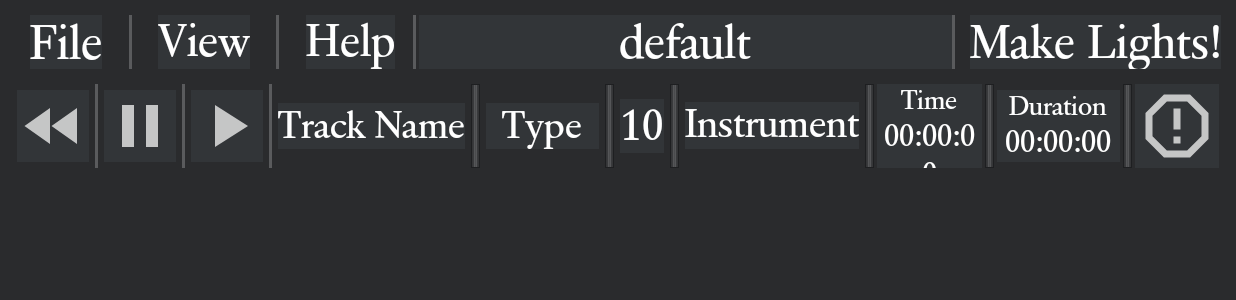
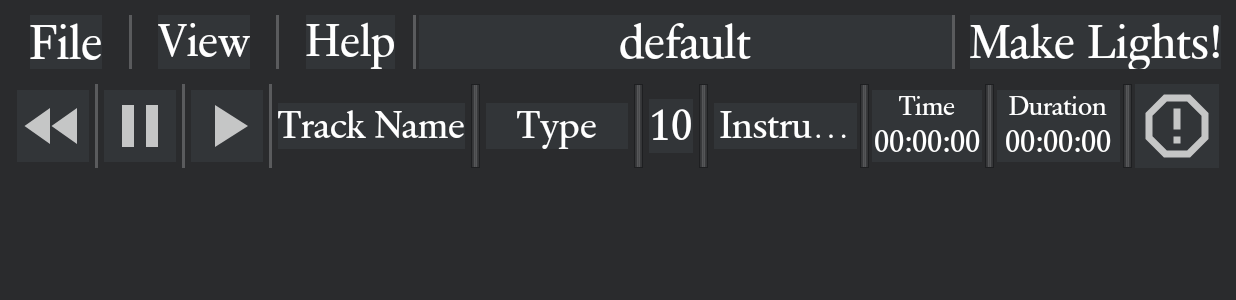
Before and after one commit to JonathanLacabe/LightNote, an Android app built with Jetpack Compose: the NewActivity screen opened directly, with no data from a screen before it, on a phone screen of 824 x 412 dp (held sideways). Shown: the top 300 px of the screen. Run offline under Robolectric (Android 15) with nearby library versions, the phone set to English and light mode, and no system bars; libraries missing offline, so code that uses them is left out: jp.kshoji.javax, org.billthefarmer.mididriver.

Commit message:
Added Instrument button
The morning labors - The instrument button has been added, and the user will have to hold down on it in order to read what it is. Channel button is next.

```diff
--- a/app/src/main/java/io/github/jonathanlacabe/lightnote/MidiPlaybackHandler.kt
+++ b/app/src/main/java/io/github/jonathanlacabe/lightnote/MidiPlaybackHandler.kt
@@ -21,6 +21,140 @@ class MidiPlaybackHandler(private val contentResolver: ContentResolver) {
     private var isPaused = false
     private var storedTempo = 500000 // Default tempo (120 BPM), saved between pauses
 
+    // Constants for GM instrument names
+    private val gmInstruments = listOf(
+        "Acoustic Grand Piano",
+        "Bright Acoustic Piano",
+        "Electric Grand Piano",
+        "Honky-tonk Piano",
+        "Rhodes Piano",
+        "Chorused Piano",
+        "Harpsichord",
+        "Clavinet",
+        "Celesta",
+        "Glockenspiel",
+        "Music Box",
+        "Vibraphone",
+        "Marimba",
+        "Xylophone",
+        "Tubular Bells",
+        "Dulcimer",
+        "Hammond Organ",
+        "Percussive Organ",
+        "Rock Organ",
+        "Church Organ",
+        "Reed Organ",
+        "Accordion",
+        "Harmonica",
+        "Tango Accordion",
+        "Acoustic Nylon Guitar",
+        "Acoustic Steel Guitar",
+        "Electric Jazz Guitar",
+        "Electric Clean Guitar",
+        "Electric Muted Guitar",
+        "Overdriven Guitar",
+        "Distortion Guitar",
+        "Guitar Harmonics",
+        "Acoustic Bass",
+        "Fingered Electric Bass",
+        "Plucked Electric Bass",
+        "Fretless Bass",
+        "Slap Bass 1",
+        "Slap Bass 2",
+        "Synth Bass 1",
+        "Synth Bass 2",
+        "Violin",
+        "Viola",
+        "Cello",
+        "Contrabass",
+        "Tremolo Strings",
+        "Pizzicato Strings",
+        "Orchestral Harp",
+        "Timpani",
+        "String Ensemble 1",
+        "String Ensemble 2",
+        "Synth Strings 1",
+        "Synth Strings 2",
+        "Choir 'Aah'",
+        "Choir 'Ooh'",
+        "Synth Voice",
+        "Orchestral Hit",
+        "Trumpet",
+        "Trombone",
+        "Tuba",
+        "Muted Trumpet",
+        "French Horn",
+        "Brass Section",
+        "Synth Brass 1",
+        "Synth Brass 2",
+        "Soprano Sax",
+        "Alto Sax",
+        "Tenor Sax",
+        "Baritone Sax",
+        "Oboe",
+        "English Horn",
+        "Bassoon",
+        "Clarinet",
+        "Piccolo",
+        "Flute",
+        "Recorder",
+        "Pan Flute",
+        "Bottle Blow",
+        "Shakuhachi",
+        "Whistle",
+        "Ocarina",
+        "Square Wave Lead",
+        "Sawtooth Wave Lead",
+        "Calliope Lead",
+        "Chiff Lead",
+        "Charang Lead",
+        "Voice Lead",
+        "Fifths Lead",
+        "Bass Lead",
+        "New Age Pad",
+        "Warm Pad",
+        "Polysynth Pad",
+        "Choir Pad",
+        "Bowed Pad",
+        "Metallic Pad",
+        "Halo Pad",
+        "Sweep Pad",
+        "Rain (FX)",
+        "Soundtrack (FX)",
+        "Crystal (FX)",
+        "Atmosphere (FX)",
+        "Brightness (FX)",
+        "Goblins (FX)",
+        "Echoes (FX)",
+        "Sci-Fi (FX)",
+        "Sitar",
+        "Banjo",
+        "Shamisen",
+        "Koto",
+        "Kalimba",
+        "Bagpipe",
+        "Fiddle",
+        "Shanai",
+        "Tinkle Bell",
+        "Agogo",
+        "Steel Drums",
+        "Woodblock",
+        "Taiko Drum",
+        "Melodic Tom",
+        "Synth Drum",
+        "Reverse Cymbal",
+        "Guitar Fret Noise",
+        "Breath Noise",
+        "Seashore",
+        "Bird Tweet",
+        "Telephone Ring",
+        "Helicopter",
+        "Applause",
+        "Gun Shot"
+    )
+
+    private var onInstrumentUpdate: ((String) -> Unit)? = null
+
     // Define a variable to store the elapsed time in milliseconds
     private var elapsedMillis = 0L
     private var lastStartTime = 0L // Timestamp of last resume
@@ -28,15 +162,51 @@ class MidiPlaybackHandler(private val contentResolver: ContentResolver) {
     // Callback function to update elapsed time on the UI
     private var onTimeUpdate: ((Long) -> Unit)? = null
 
+    // Function to load and play a MIDI file and retrieve instrument info
     fun loadAndPlayMidiFile(uri: Uri, startTick: Long = 0L) {
-        stopPlayback() // Safely stop any ongoing playback
-        val inputStream = contentResolver.openInputStream(uri)
-        if (inputStream != null) {
+        stopPlayback() // Stop any ongoing playback
+        contentResolver.openInputStream(uri)?.use { inputStream ->
             midiDriver.start()
-            playMidiData(inputStream, startTick)
-        } else {
-            Log.e("MIDI_PLAYER", "Failed to load MIDI file from URI")
+            parseInstrument(contentResolver.openInputStream(uri)!!) // Create a new stream for parsing
+            playMidiData(contentResolver.openInputStream(uri)!!, startTick) // And a separate one for playback
+        } ?: Log.e("MIDI_PLAYER", "Failed to load MIDI file from URI")
+    }
+
+
+    // Instrument parsing function
+    private fun parseInstrument(inputStream: InputStream) {
+        try {
+            val sequence = MidiSystem.getSequence(inputStream)
+            val instruments = mutableSetOf<String>()
+
+            for (track in sequence.tracks) {
+                for (i in 0 until track.size()) {
+                    val event = track.get(i)
+                    val message = event.message
+
+                    // Check for Program Change message type and handle potential null message safely
+                    if (message != null && message.status in 0xC0..0xCF && (message.message?.size
+                            ?: 0) > 1
+                    ) {
+                        val instrumentIndex = message.message!![1].toInt() and 0x7F
+                        if (instrumentIndex in gmInstruments.indices) {
+                            instruments.add(gmInstruments[instrumentIndex])
+                        }
+                    }
+                }
+            }
+
+            // Set instrument or default to "Unknown Instrument"
+            onInstrumentUpdate?.invoke(instruments.firstOrNull() ?: "Unknown Instrument")
+
+        } catch (e: Exception) {
+            Log.e("MIDI_PLAYER", "Error parsing instrument: ${e.message}")
         }
+    }
+
+    // Set the instrument update callback
+    fun setOnInstrumentUpdateCallback(callback: (String) -> Unit) {
+        onInstrumentUpdate = callback
     }
 
     private fun playMidiData(inputStream: InputStream, startTick: Long) {
--- a/app/src/main/java/io/github/jonathanlacabe/lightnote/NewActivity.kt
+++ b/app/src/main/java/io/github/jonathanlacabe/lightnote/NewActivity.kt
@@ -106,6 +106,29 @@ class NewActivity : ComponentActivity() {
             runOnUiThread {
                 binding.timeValue.text = elapsedTimeFormatted
             }
+        }
+
+        // Ensure instrument text always has marquee enabled - DISABLED due to it jerking back into position with every event due to threading issues
+        // binding.instrument.isSelected = true
+
+        // Set up instrument update callback
+        midiPlaybackHandler.setOnInstrumentUpdateCallback { instrumentName ->
+            runOnUiThread {
+                // Set text only if it is different to prevent resetting the marquee
+                if (binding.instrument.text != instrumentName) {
+                    binding.instrument.text = instrumentName
+                }
+            }
+        }
+
+        // Instrument button long-click to show toast and pause
+        binding.instrument.setOnLongClickListener {
+            if (isPlaying) {
+                isPlaying = false
+                midiPlaybackHandler.pausePlayback()
+            }
+            Toast.makeText(this, binding.instrument.text, Toast.LENGTH_SHORT).show()
+            true
         }
 
     }
--- a/app/src/main/res/layout/activity_new.xml
+++ b/app/src/main/res/layout/activity_new.xml
@@ -259,14 +259,20 @@
         <!-- Instrument Display, slightly larger and centered -->
         <TextView
             android:id="@+id/instrument"
-            android:layout_width="wrap_content"
+            android:layout_width="0dp"
             android:layout_height="wrap_content"
             android:text="Instrument"
             android:textColor="#FFFFFF"
-            android:textSize="26sp"
+            android:textSize="25sp"
             android:fontFamily="@font/quadriga_bq"
             android:layout_marginStart="4dp"
-            android:gravity="center" />
+            android:layout_weight="1"
+            android:maxWidth="150dp"
+            android:gravity="center"
+            android:singleLine="true"
+            android:focusable="true"
+            android:focusableInTouchMode="true" />
+
 
         <!-- Fancy Divider -->
         <View
@@ -274,11 +280,11 @@
             android:layout_width="6dp"
             android:layout_height="match_parent"
             android:background="@drawable/custom_divider_style"
-            android:layout_marginStart="4dp" />
+            android:layout_marginStart="2dp" />
 
         <!-- Time Display Layout, centered horizontally -->
         <LinearLayout
-            android:layout_width="70dp"
+            android:layout_width="73dp"
             android:layout_height="wrap_content"
             android:layout_marginStart="2dp"
             android:gravity="center_horizontal"
```
